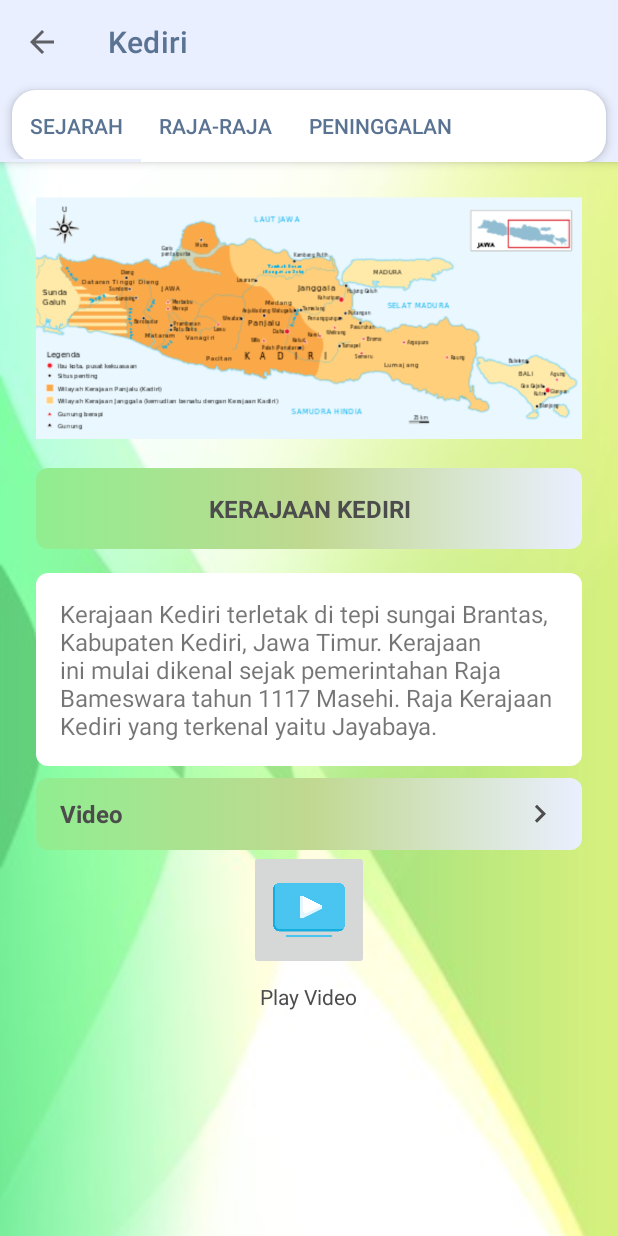
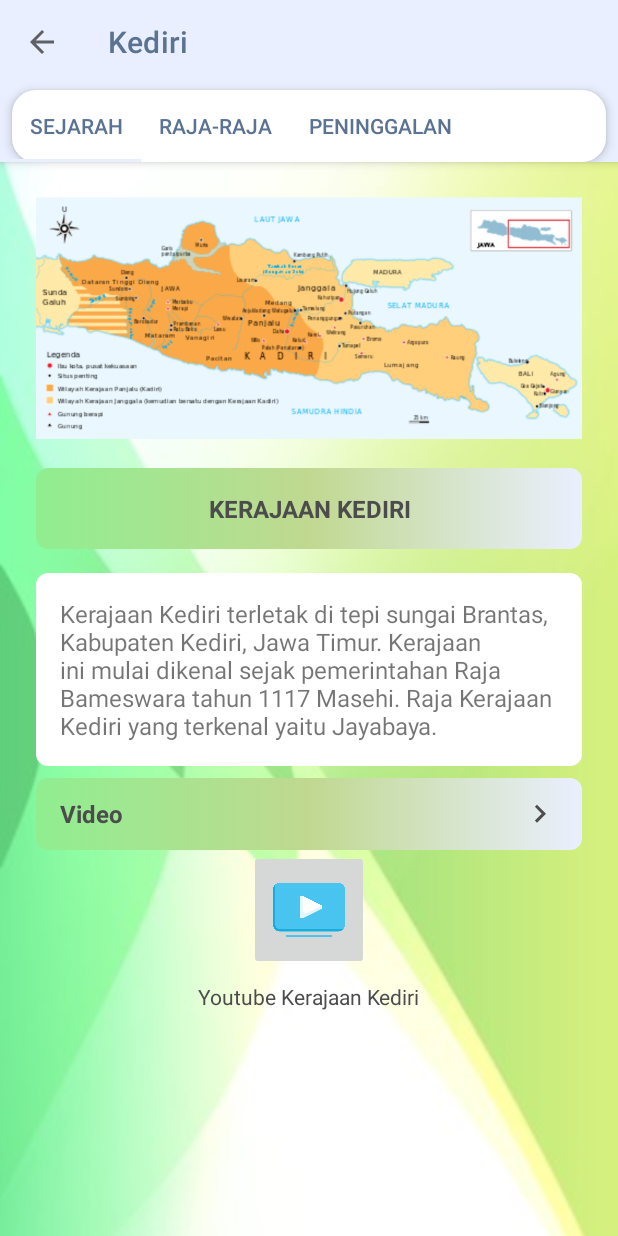
Before and after one commit to dwiwcksn/Socile, an Android app: the Sejarahkediri screen opened directly, with no data from a screen before it, on a phone screen of 412 x 824 dp. Run offline under Robolectric (Android 15) with nearby library versions, the phone set to English and light mode, and no system bars; plain views replace ExpansionHeader, ExpansionLayout, ZoomInImageView.

Commit message:
Tujuan done

```diff
--- a/app/src/main/res/layout/fragment_kedirisejarah.xml
+++ b/app/src/main/res/layout/fragment_kedirisejarah.xml
@@ -117,7 +117,7 @@
                             android:padding="8dp"
                             android:layout_gravity="center_horizontal"
                             android:textColor="@color/color_dark"
-                            android:text="Play Video"/>
+                            android:text="Youtube Kerajaan Kediri"/>
 
                     </LinearLayout>
                 </com.github.florent37.expansionpanel.ExpansionLayout>
--- a/app/src/main/res/layout/fragment_kutaisejarah.xml
+++ b/app/src/main/res/layout/fragment_kutaisejarah.xml
@@ -116,7 +116,7 @@
                             android:padding="8dp"
                             android:layout_gravity="center_horizontal"
                             android:textColor="@color/color_dark"
-                            android:text="Play Video"/>
+                            android:text="Youtube Kerajaan Kutai"/>
 
                     </LinearLayout>
                 </com.github.florent37.expansionpanel.ExpansionLayout>
--- a/app/src/main/res/layout/fragment_majapahitsejarah.xml
+++ b/app/src/main/res/layout/fragment_majapahitsejarah.xml
@@ -134,7 +134,7 @@
                             android:padding="8dp"
                             android:layout_gravity="center_horizontal"
                             android:textColor="@color/color_dark"
-                            android:text="Play Video"/>
+                            android:text="Youtube Kerajaan Majapahit"/>
 
                     </LinearLayout>
                 </com.github.florent37.expansionpanel.ExpansionLayout>
--- a/app/src/main/res/layout/fragment_mataramsejarah.xml
+++ b/app/src/main/res/layout/fragment_mataramsejarah.xml
@@ -117,7 +117,7 @@
                             android:padding="8dp"
                             android:layout_gravity="center_horizontal"
                             android:textColor="@color/color_dark"
-                            android:text="Play Video"/>
+                            android:text="Youtube Kerajaan Mataram"/>
 
                     </LinearLayout>
                 </com.github.florent37.expansionpanel.ExpansionLayout>
--- a/app/src/main/res/layout/fragment_singasarisejarah.xml
+++ b/app/src/main/res/layout/fragment_singasarisejarah.xml
@@ -117,7 +117,7 @@
                             android:padding="8dp"
                             android:layout_gravity="center_horizontal"
                             android:textColor="@color/color_dark"
-                            android:text="Play Video"/>
+                            android:text="Youtube Kerajaan Singasari"/>
 
                     </LinearLayout>
                 </com.github.florent37.expansionpanel.ExpansionLayout>
--- a/app/src/main/res/layout/fragment_tarumanegarasejarah.xml
+++ b/app/src/main/res/layout/fragment_tarumanegarasejarah.xml
@@ -117,7 +117,7 @@
                             android:padding="8dp"
                             android:layout_gravity="center_horizontal"
                             android:textColor="@color/color_dark"
-                            android:text="Play Video"/>
+                            android:text="Youtube Kerajaan Tarumanegara"/>
 
                     </LinearLayout>
                 </com.github.florent37.expansionpanel.ExpansionLayout>
```
